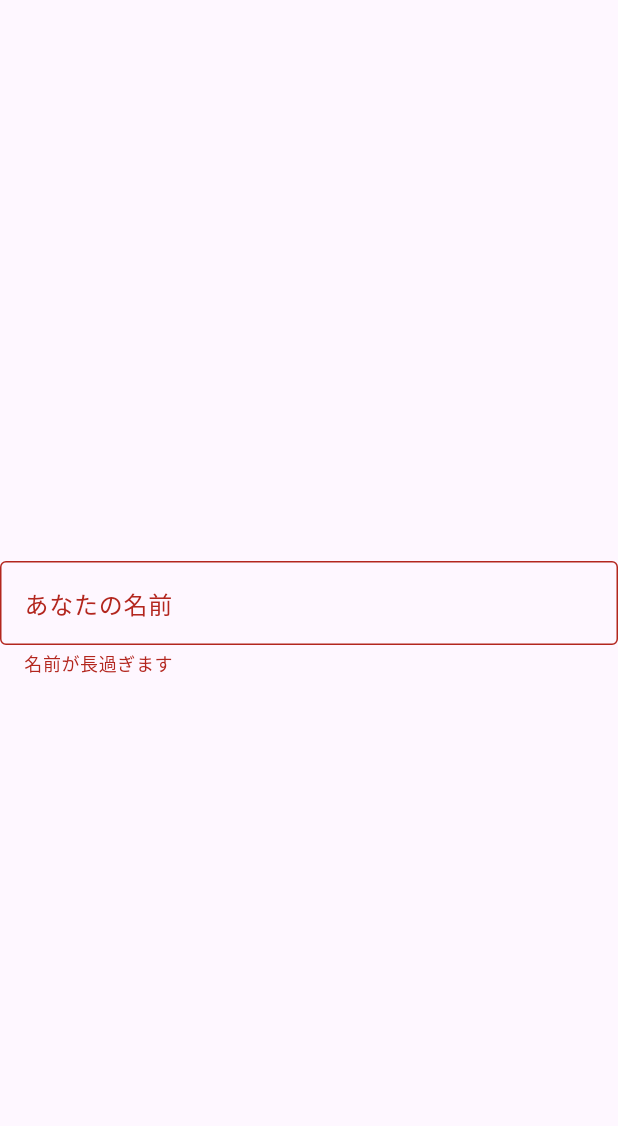
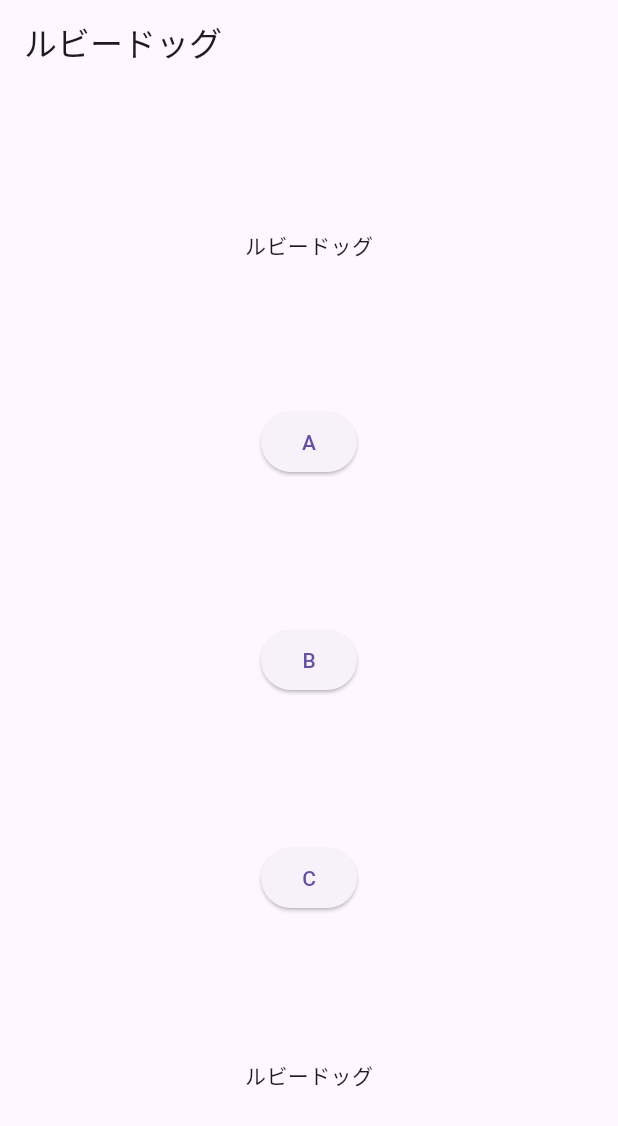
Before and after one commit to SwiftShimizu/FlutterApp, a Flutter app: the screen it shows after launch, on a phone screen of 412 x 824 dp. Shown: the top 1126 px of the screen. Run offline on Flutter 3.47's test engine with Material 3 defaults, Android fonts, the phone set to English and light mode, and no system bars; our stand-ins replace flutter_riverpod.

Commit message:
riverpod対応

```diff
--- a/lib/main.dart
+++ b/lib/main.dart
@@ -1,25 +1,67 @@
 import 'package:flutter/material.dart';
-// riverpodのインポート
 import 'package:flutter_riverpod/flutter_riverpod.dart';
 
-void main() {
-  const controller = TextEditingController();
+main() {
+  // アプリ
+  const app = MaterialApp(home: Example());
+  // プロバイダースコープでアプリを囲む
+  const scope = ProviderScope(child: app);
+  runApp(scope);
+}
 
-  const textField = TextField(
-    controller: controller,
-    decoration: InputDecoration(
-        border: OutlineInputBorder(),
-        labelText: "あなたの名前",
-        hintText: "カタカナで入力してください",
-        errorText: "名前が長過ぎます"),
-  );
+// プロバイダー
+final nicknameProvider = StateProvider<String>((ref) {
+  return 'ルビードッグ';
+});
 
-  final a = MaterialApp(
-    home: Scaffold(
-      body: Center(
-        child: textField,
+// 画面
+class Example extends ConsumerWidget {
+  const Example({super.key});
+
+  @override
+  Widget build(BuildContext context, WidgetRef ref) {
+    // データを見張っておく
+    final nickname = ref.watch(nicknameProvider);
+
+    return Scaffold(
+      // ニックネーム 1
+      appBar: AppBar(title: Text(nickname)),
+      body: SizedBox(
+        width: double.infinity,
+        child: Column(
+          mainAxisAlignment: MainAxisAlignment.spaceEvenly,
+          crossAxisAlignment: CrossAxisAlignment.center,
+          children: [
+            // ニックネーム 2
+            Text(nickname),
+            // ボタン A
+            ElevatedButton(onPressed: () => tapA(ref), child: const Text('A')),
+            // ボタン B
+            ElevatedButton(onPressed: () => tapB(ref), child: const Text('B')),
+            // ボタン C
+            ElevatedButton(onPressed: () => tapC(ref), child: const Text('C')),
+            // ニックネーム 3
+            Text(nickname),
+          ],
+        ),
       ),
-    ),
-  );
-  runApp(a);
+    );
+  }
+
+  // ノティファイア でデータを変更する
+
+  tapA(WidgetRef ref) {
+    final notifier = ref.read(nicknameProvider.notifier);
+    notifier.state = 'ルビーキャット';
+  }
+
+  tapB(WidgetRef ref) {
+    final notifier = ref.read(nicknameProvider.notifier);
+    notifier.state = 'ルビーバード';
+  }
+
+  tapC(WidgetRef ref) {
+    final notifier = ref.read(nicknameProvider.notifier);
+    notifier.state = 'ルビーフィッシュ';
+  }
 }
--- a/pubspec.yaml
+++ b/pubspec.yaml
@@ -9,6 +9,7 @@ environment:
   sdk: ^3.5.4
 
 dependencies:
+  flutter_riverpod:
   flutter:
     sdk: flutter
 
```
Also changed, not shown: pubspec.lock.
